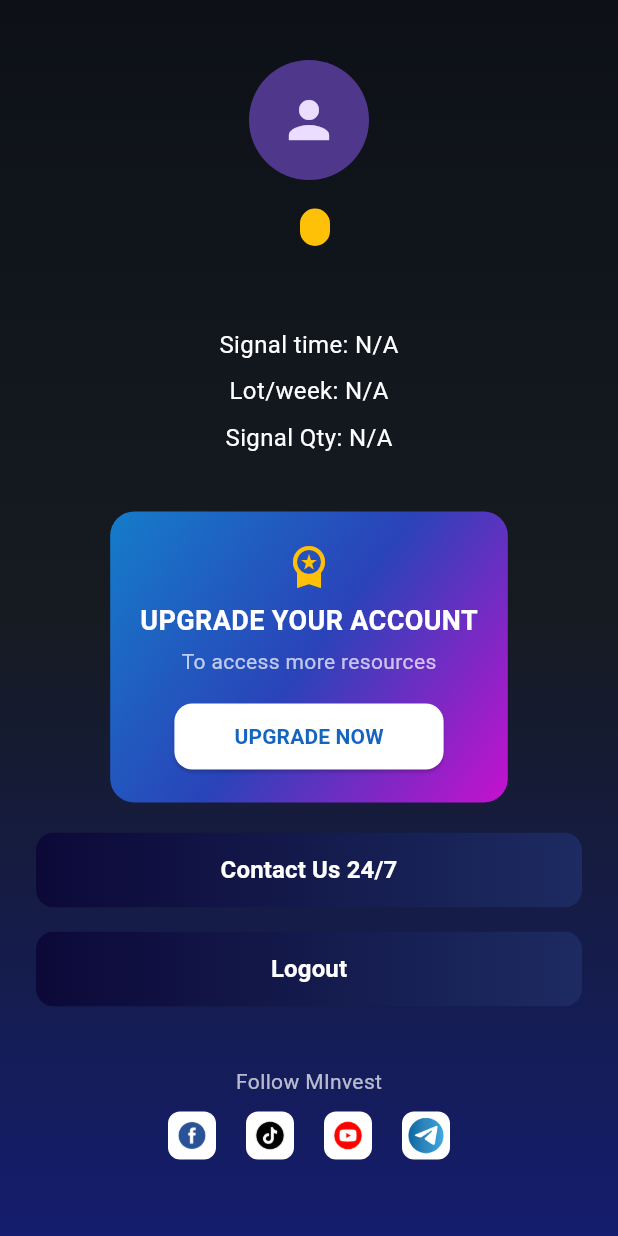
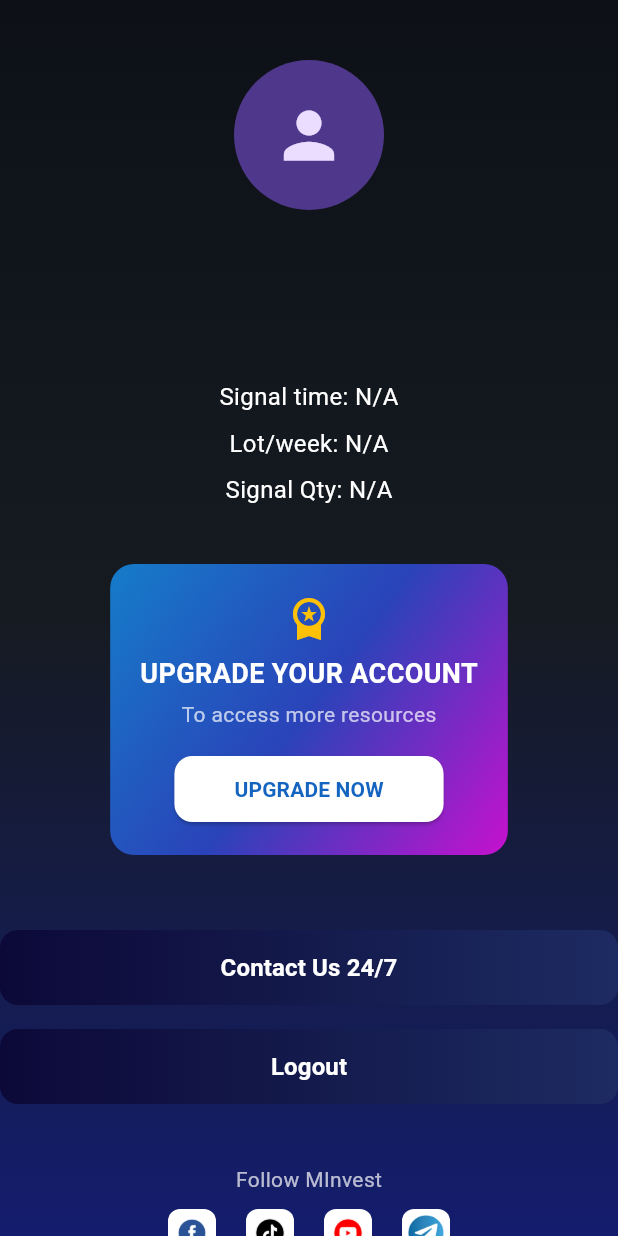
Before and after one commit to tuanminh2409bn/minvest-forex-app, a Flutter app: the ProfileScreen screen opened directly, on a phone screen of 412 x 824 dp. Run offline on Flutter 3.47's test engine with Material 3 defaults, Android fonts, the phone set to English and light mode, and no system bars; our stand-ins replace bloc, cloud_firestore, cloud_functions, device_info_plus, equatable, firebase_auth and 11 more; missing offline and left inert: flutter_facebook_auth; accounts and stored records are empty; network calls fail.

Commit message:
Nang cap cho web

```diff
--- a/lib/features/auth/screens/profile_screen_web.dart
+++ b/lib/features/auth/screens/profile_screen_web.dart
@@ -11,6 +11,8 @@ import 'package:minvest_forex_app/l10n/app_localizations.dart';
 
 class ProfileScreen extends StatelessWidget {
   const ProfileScreen({super.key});
+
+  // --- CÁC HÀM LOGIC ĐÃ ĐƯỢC CẬP NHẬT ĐỂ DÙNG l10n ---
 
   Map<String, String> _getTierInfo(String tier, AppLocalizations l10n) {
     switch (tier.toLowerCase()) {
@@ -77,13 +79,18 @@ class ProfileScreen extends StatelessWidget {
     }
   }
 
+  // --- BUILD WIDGET CHÍNH ---
   @override
   Widget build(BuildContext context) {
-    final userProvider = Provider.of<UserProvider>(context);
+    // Lấy l10n ở đây để truyền xuống các widget con
+    final l10n = AppLocalizations.of(context)!;
+
+    return Consumer<UserProvider>(
+      builder: (context, userProvider, child) {
         final currentUser = FirebaseAuth.instance.currentUser;
         final userTier = userProvider.userTier ?? 'free';
         final userRole = userProvider.role ?? 'user';
-    final l10n = AppLocalizations.of(context)!;
+        // Truyền l10n vào hàm _getTierInfo
         final tierInfo = _getTierInfo(userTier, l10n);
 
         return Scaffold(
@@ -98,96 +105,137 @@ class ProfileScreen extends StatelessWidget {
                 end: Alignment.bottomCenter,
               ),
             ),
-        child: SafeArea(
-          child: SingleChildScrollView(
-            child: Padding(
-              padding: const EdgeInsets.symmetric(horizontal: 24.0),
-              child: Column(
+            child: LayoutBuilder(
+              builder: (context, constraints) {
+                if (constraints.maxWidth > 900) {
+                  // Truyền l10n xuống layout rộng
+                  return _buildWideLayout(context, currentUser, userTier, tierInfo, userRole, l10n);
+                } else {
+                  // Truyền l10n xuống layout hẹp
+                  return _buildNarrowLayout(context, currentUser, userTier, tierInfo, userRole, l10n);
+                }
+              },
+            ),
+          ),
+        );
+      },
+    );
+  }
+
+  // === GIAO DIỆN RỘNG (WEB) - ĐÃ KHÔI PHỤC BỐ CỤC VÀ TÍCH HỢP l10n ===
+  Widget _buildWideLayout(BuildContext context, User? currentUser, String userTier, Map<String, String> tierInfo, String userRole, AppLocalizations l10n) {
+    return Center(
+      child: Container(
+        constraints: const BoxConstraints(maxWidth: 1200),
+        padding: const EdgeInsets.symmetric(horizontal: 40.0, vertical: 50.0),
+        child: Row(
           crossAxisAlignment: CrossAxisAlignment.center,
           children: [
-                  const SizedBox(height: 40),
-                  CircleAvatar(
-                    radius: 40,
-                    backgroundImage: currentUser?.photoURL != null ? NetworkImage(currentUser!.photoURL!) : null,
-                    child: currentUser?.photoURL == null ? const Icon(Icons.person, size: 40) : null,
+            // CỘT BÊN TRÁI
+            Expanded(
+              flex: 2,
+              child: _buildInfoColumn(context, currentUser, userTier, userRole, l10n),
             ),
-                  const SizedBox(height: 16),
+            const VerticalDivider(width: 50, color: Colors.white24, indent: 20, endIndent: 20),
+
+            // CỘT BÊN PHẢI
+            Expanded(
+              flex: 3,
+              child: SingleChildScrollView(
+                padding: const EdgeInsets.only(top: 40.0),
+                child: Column(
+                  crossAxisAlignment: CrossAxisAlignment.start,
+                  children: [
                     Row(
-                    mainAxisAlignment: MainAxisAlignment.center,
                       children: [
-                      // TỐI ƯU OVERFLOW: Bọc tên trong Flexible
-                      Flexible(
-                        child: Text(
-                          currentUser?.displayName ?? l10n.yourName,
-                          style: const TextStyle(fontSize: 22, fontWeight: FontWeight.bold, color: Colors.white),
-                          overflow: TextOverflow.ellipsis,
+                        Text(
+                          l10n.subscriptionDetails,
+                          style: const TextStyle(fontSize: 28, fontWeight: FontWeight.bold, color: Colors.white),
                         ),
+                        const SizedBox(width: 16),
+                        Container(
+                          padding: const EdgeInsets.symmetric(horizontal: 12, vertical: 6),
+                          decoration: BoxDecoration(color: Colors.amber, borderRadius: BorderRadius.circular(20)),
+                          child: Text(userTier.toUpperCase(), style: const TextStyle(color: Colors.black, fontWeight: FontWeight.bold, fontSize: 14)),
                         ),
-                      const SizedBox(width: 8),
-                      Container(
-                        padding: const EdgeInsets.symmetric(horizontal: 10, vertical: 4),
-                        decoration: BoxDecoration(
-                          color: Colors.amber,
-                          borderRadius: BorderRadius.circular(20),
+                      ],
                     ),
-                        child: Text(
-                          userTier.toUpperCase(),
-                          style: const TextStyle(color: Colors.black, fontWeight: FontWeight.bold, fontSize: 12),
+                    const SizedBox(height: 30),
+                    ...tierInfo.entries.map((entry) => Padding(
+                      padding: const EdgeInsets.only(bottom: 15.0),
+                      child: Row(
+                        children: [
+                          Text('${entry.key}:', style: const TextStyle(color: Colors.white70, fontSize: 18)),
+                          const Spacer(),
+                          Text(entry.value, style: const TextStyle(color: Colors.white, fontSize: 18, fontWeight: FontWeight.w500)),
+                        ],
+                      ),
+                    )),
+                    const SizedBox(height: 50),
+                    _UpgradeCardWeb(l10n: l10n), // Truyền l10n
+                  ],
+                ),
               ),
             ),
           ],
         ),
-                  Text(
-                    currentUser?.email ?? l10n.yourEmail,
-                    style: const TextStyle(fontSize: 14, color: Colors.white70),
       ),
+    );
+  }
+
+  // === GIAO DIỆN HẸP (TABLET/MOBILE) - ĐÃ TÍCH HỢP l10n ===
+  Widget _buildNarrowLayout(BuildContext context, User? currentUser, String userTier, Map<String, String> tierInfo, String userRole, AppLocalizations l10n) {
+    return SafeArea(
+      child: SingleChildScrollView(
+        child: Center(
+          child: ConstrainedBox(
+            constraints: const BoxConstraints(maxWidth: 600),
+            child: _buildInfoColumn(context, currentUser, userTier, userRole, l10n, isNarrow: true, tierInfo: tierInfo),
+          ),
+        ),
+      ),
+    );
+  }
+
+  // === CỘT THÔNG TIN CHUNG - ĐÃ TÍCH HỢP l10n ===
+  Widget _buildInfoColumn(BuildContext context, User? currentUser, String userTier, String userRole, AppLocalizations l10n, {bool isNarrow = false, Map<String, String>? tierInfo}) {
+    return Column(
+      mainAxisAlignment: MainAxisAlignment.center,
+      crossAxisAlignment: CrossAxisAlignment.center,
+      children: [
+        if (isNarrow) const SizedBox(height: 40),
+        CircleAvatar(radius: 50, backgroundImage: currentUser?.photoURL != null ? NetworkImage(currentUser!.photoURL!) : null, child: currentUser?.photoURL == null ? const Icon(Icons.person, size: 50) : null),
+        const SizedBox(height: 20),
+        Text(currentUser?.displayName ?? l10n.yourName, style: const TextStyle(fontSize: 24, fontWeight: FontWeight.bold, color: Colors.white)),
+        const SizedBox(height: 8),
+        Text(currentUser?.email ?? l10n.yourEmail, style: const TextStyle(fontSize: 15, color: Colors.white70)),
+
+        if(isNarrow && tierInfo != null) ...[
           const SizedBox(height: 30),
-
           ...tierInfo.entries.map((entry) => Padding(
             padding: const EdgeInsets.only(bottom: 8.0),
-                    // TỐI ƯU OVERFLOW: Dùng Row và Flexible
-                    child: Row(
-                      mainAxisAlignment: MainAxisAlignment.center,
-                      children: [
-                        Text('${entry.key}: ', style: const TextStyle(color: Colors.white, fontSize: 16)),
-                        Flexible(child: Text(entry.value, style: const TextStyle(color: Colors.white, fontSize: 16))),
-                      ],
-                    ),
+            child: Text('${entry.key}: ${entry.value}', style: const TextStyle(color: Colors.white, fontSize: 16)),
           )),
           const SizedBox(height: 30),
+          _UpgradeCard(l10n: l10n), // Truyền l10n
+          const SizedBox(height: 20),
+        ],
 
-                  _UpgradeCard(),
-                  const SizedBox(height: 20),
+        const SizedBox(height: 30),
 
         if (userRole == 'admin')
           Padding(
             padding: const EdgeInsets.only(bottom: 16),
             child: _buildActionButton(
               text: l10n.adminPanel,
-                        onPressed: () {
-                          Navigator.push(
-                            context,
-                            MaterialPageRoute(
-                              builder: (context) => const AdminPanelScreen(),
-                            ),
-                          );
-                        },
+              onPressed: () => Navigator.push(context, MaterialPageRoute(builder: (context) => const AdminPanelScreen())),
             ),
           ),
 
-                  _buildActionButton(
-                    text: l10n.contactUs247,
-                    onPressed: () {
-                      _launchURL('https://zalo.me/0969156969');
-                    },
-                  ),
+        _buildActionButton(text: l10n.contactUs247, onPressed: () => _launchURL('https://zalo.me/0969156969')),
         const SizedBox(height: 16),
-                  _buildActionButton(
-                    text: l10n.logout,
-                    onPressed: () => _handleLogout(context),
-                  ),
+        _buildActionButton(text: l10n.logout, onPressed: () => _handleLogout(context)),
         const SizedBox(height: 40),
-
         Text(l10n.followMinvest, style: const TextStyle(color: Colors.white70)),
         const SizedBox(height: 10),
         Row(
@@ -202,63 +250,64 @@ class ProfileScreen extends StatelessWidget {
             _SocialIcon(iconPath: 'assets/images/telegram_logo.png', url: 'https://t.me/Minvestchungkhoan', size: 32),
           ],
         ),
-                  const SizedBox(height: 20),
+        if (isNarrow) const SizedBox(height: 20),
       ],
-              ),
-            ),
-          ),
-        ),
+    );
+  }
+}
+
+// === CÁC WIDGET CON - ĐÃ TÍCH HỢP l10n ===
+
+class _UpgradeCard extends StatelessWidget {
+  final AppLocalizations l10n;
+  const _UpgradeCard({required this.l10n});
+
+  @override
+  Widget build(BuildContext context) {
+    return Container(
+      padding: const EdgeInsets.all(20),
+      decoration: BoxDecoration(borderRadius: BorderRadius.circular(16), gradient: const LinearGradient(colors: [Color(0xFF157CC9), Color(0xFF2A43B9), Color(0xFFC611CE)], begin: Alignment.topLeft, end: Alignment.bottomRight)),
+      child: Column(
+        children: [
+          const Icon(Icons.workspace_premium, color: Colors.amber, size: 32),
+          const SizedBox(height: 8),
+          Text(l10n.upgradeCardTitle, style: const TextStyle(fontSize: 18, fontWeight: FontWeight.bold, color: Colors.white)),
+          const SizedBox(height: 4),
+          Text(l10n.upgradeCardSubtitle, style: const TextStyle(color: Colors.white70, fontSize: 14)),
+          const SizedBox(height: 16),
+          ElevatedButton(onPressed: () => Navigator.push(context, MaterialPageRoute(builder: (context) => const UpgradeScreen())), style: ElevatedButton.styleFrom(backgroundColor: Colors.white, foregroundColor: Colors.blue.shade800, shape: RoundedRectangleBorder(borderRadius: BorderRadius.circular(12)), padding: const EdgeInsets.symmetric(horizontal: 40, vertical: 12)), child: Text(l10n.upgradeNow, style: const TextStyle(fontWeight: FontWeight.bold))),
+        ],
       ),
     );
   }
 }
 
-class _UpgradeCard extends StatelessWidget {
+class _UpgradeCardWeb extends StatelessWidget {
+  final AppLocalizations l10n;
+  const _UpgradeCardWeb({required this.l10n});
+
   @override
   Widget build(BuildContext context) {
-    final l10n = AppLocalizations.of(context)!;
     return Container(
-      padding: const EdgeInsets.all(20),
-      decoration: BoxDecoration(
-        borderRadius: BorderRadius.circular(16),
-        gradient: const LinearGradient(
-          colors: [
-            Color(0xFF157CC9),
-            Color(0xFF2A43B9),
-            Color(0xFFC611CE),
-          ],
-          begin: Alignment.topLeft,
-          end: Alignment.bottomRight,
-        ),
-      ),
+      padding: const EdgeInsets.symmetric(horizontal: 40, vertical: 30),
+      decoration: BoxDecoration(borderRadius: BorderRadius.circular(20), gradient: const LinearGradient(colors: [Color(0xFF157CC9), Color(0xFF2A43B9), Color(0xFFC611CE)], begin: Alignment.topLeft, end: Alignment.bottomRight)),
       child: Column(
         children: [
-          const Icon(Icons.workspace_premium, color: Colors.amber, size: 32),
+          const Icon(Icons.workspace_premium, color: Colors.amber, size: 40),
+          const SizedBox(height: 12),
+          Text(l10n.upgradeCardTitle, style: const TextStyle(fontSize: 22, fontWeight: FontWeight.bold, color: Colors.white)),
           const SizedBox(height: 8),
-          Text(
-            l10n.upgradeCardTitle,
-            style: const TextStyle(fontSize: 18, fontWeight: FontWeight.bold, color: Colors.white),
-          ),
-          const SizedBox(height: 4),
-          Text(
-            l10n.upgradeCardSubtitle,
-            style: const TextStyle(color: Colors.white70, fontSize: 14),
-          ),
-          const SizedBox(height: 16),
+          Text(l10n.upgradeCardSubtitle, style: const TextStyle(color: Colors.white70, fontSize: 16)),
+          const SizedBox(height: 24),
           ElevatedButton(
-            onPressed: () {
-              Navigator.push(
-                context,
-                MaterialPageRoute(builder: (context) => const UpgradeScreen()),
-              );
-            },
+            onPressed: () => Navigator.push(context, MaterialPageRoute(builder: (context) => const UpgradeScreen())),
             style: ElevatedButton.styleFrom(
               backgroundColor: Colors.white,
               foregroundColor: Colors.blue.shade800,
-              shape: RoundedRectangleBorder(borderRadius: BorderRadius.circular(12)),
-              padding: const EdgeInsets.symmetric(horizontal: 40, vertical: 12),
+              shape: RoundedRectangleBorder(borderRadius: BorderRadius.circular(16)),
+              padding: const EdgeInsets.symmetric(horizontal: 50, vertical: 18),
             ),
-            child: Text(l10n.upgradeNow, style: const TextStyle(fontWeight: FontWeight.bold)),
+            child: Text(l10n.upgradeNow, style: const TextStyle(fontWeight: FontWeight.bold, fontSize: 16)),
           ),
         ],
       ),
@@ -272,28 +321,10 @@ Widget _buildActionButton({required String text, required VoidCallback onPressed
     height: 50,
     child: ElevatedButton(
       onPressed: onPressed,
-      style: ElevatedButton.styleFrom(
-        backgroundColor: Colors.transparent,
-        shadowColor: Colors.transparent,
-        padding: EdgeInsets.zero,
-        shape: RoundedRectangleBorder(borderRadius: BorderRadius.circular(12)),
-      ),
+      style: ElevatedButton.styleFrom(backgroundColor: Colors.transparent, shadowColor: Colors.transparent, padding: EdgeInsets.zero, shape: RoundedRectangleBorder(borderRadius: BorderRadius.circular(12))),
       child: Ink(
-        decoration: BoxDecoration(
-          gradient: const LinearGradient(
-            colors: [Color(0xFF0C0938), Color(0xFF141A4C), Color(0xFF1D2B62)],
-            begin: Alignment.centerLeft,
-            end: Alignment.centerRight,
-          ),
-          borderRadius: BorderRadius.circular(12),
-        ),
-        child: Container(
-          alignment: Alignment.center,
-          child: Text(
-            text,
-            style: const TextStyle(fontWeight: FontWeight.bold, color: Colors.white, fontSize: 16),
-          ),
-        ),
+        decoration: BoxDecoration(gradient: const LinearGradient(colors: [Color(0xFF0C0938), Color(0xFF141A4C), Color(0xFF1D2B62)], begin: Alignment.centerLeft, end: Alignment.centerRight), borderRadius: BorderRadius.circular(12)),
+        child: Container(alignment: Alignment.center, child: Text(text, style: const TextStyle(fontWeight: FontWeight.bold, color: Colors.white, fontSize: 16))),
       ),
     ),
   );
@@ -303,12 +334,7 @@ class _SocialIcon extends StatelessWidget {
   final String iconPath;
   final String url;
   final double size;
-
-  const _SocialIcon({
-    required this.iconPath,
-    required this.url,
-    this.size = 32.0,
-  });
+  const _SocialIcon({required this.iconPath, required this.url, this.size = 32.0});
 
   Future<void> _launchURL() async {
     final Uri uri = Uri.parse(url);
@@ -322,15 +348,9 @@ class _SocialIcon extends StatelessWidget {
       child: Container(
         width: size,
         height: size,
-        decoration: BoxDecoration(
-          color: Colors.white,
-          borderRadius: BorderRadius.circular(8),
-        ),
+        decoration: BoxDecoration(color: Colors.white, borderRadius: BorderRadius.circular(8)),
         padding: const EdgeInsets.all(4.0),
-        child: Image.asset(
-          iconPath,
-          fit: BoxFit.contain,
-        ),
+        child: Image.asset(iconPath, fit: BoxFit.contain),
       ),
     );
   }
--- a/lib/features/auth/screens/welcome/welcome_screen_mobile.dart
+++ b/lib/features/auth/screens/welcome/welcome_screen_mobile.dart
@@ -2,7 +2,7 @@ import 'package:flutter/material.dart';
 import 'package:minvest_forex_app/core/providers/language_provider.dart';
 import 'package:minvest_forex_app/features/auth/services/auth_service.dart';
 import 'package:provider/provider.dart';
-import 'package:minvest_forex_app/l10n/app_localizations.dart'; // 1. Import file localizations
+import 'package:minvest_forex_app/l10n/app_localizations.dart';
 
 class WelcomeScreen extends StatelessWidget {
   const WelcomeScreen({super.key});
@@ -11,7 +11,6 @@ class WelcomeScreen extends StatelessWidget {
   Widget build(BuildContext context) {
     final authService = AuthService();
     final languageProvider = Provider.of<LanguageProvider>(context, listen: false);
-    // 2. Tạo một biến để dễ dàng gọi các chuỗi dịch
     final l10n = AppLocalizations.of(context)!;
 
     return Scaffold(
--- a/lib/l10n/app_localizations_vi.dart
+++ b/lib/l10n/app_localizations_vi.dart
@@ -380,7 +380,7 @@ class AppLocalizationsVi extends AppLocalizations {
   String get yourName => 'Tên của bạn';
 
   @override
-  String get yourEmail => 'email.cua.ban@example.com';
+  String get yourEmail => 'your.email@example.com';
 
   @override
   String get adminPanel => 'Bảng quản trị';
```
Also changed, not shown: lib/features/auth/screens/welcome/welcome_screen_web.dart (+37 -14 lines), lib/features/verification/screens/bank_transfer_screen_mobile.dart (+10 -16 lines), lib/features/verification/screens/bank_transfer_screen_web.dart (+11 -20 lines), 10 other files. Lines whose indentation alone changed are shown as unchanged.
